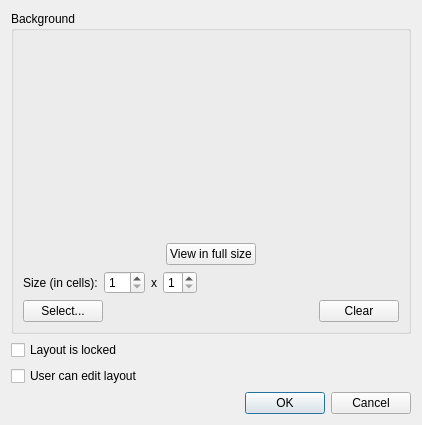
Above: client/src/ui/dialogs/layout_settings_dialog.ui from networkoptix/nx_open before the change. Below: the same form after it.
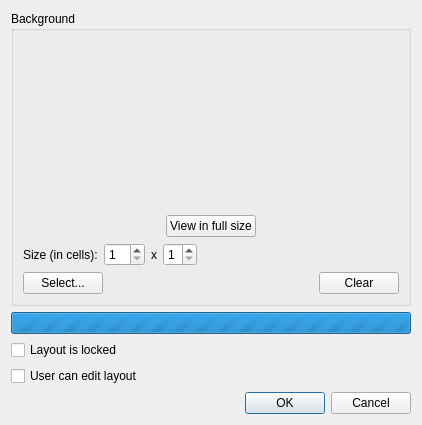
That is the form after the change. Icons and pictures are not drawn.

The edit to the form file:
```diff
--- a/client/src/ui/dialogs/layout_settings_dialog.ui
+++ b/client/src/ui/dialogs/layout_settings_dialog.ui
@@ -171,6 +171,16 @@
      </layout>
     </widget>
    </item>
+   <item>
+    <widget class="QProgressBar" name="progressBar">
+     <property name="maximum">
+      <number>0</number>
+     </property>
+     <property name="value">
+      <number>-1</number>
+     </property>
+    </widget>
+   </item>
    <item>
     <widget class="QCheckBox" name="lockedCheckBox">
      <property name="text">
```
Left out of the diff: 17 changed lines with no effect on the pictures.
